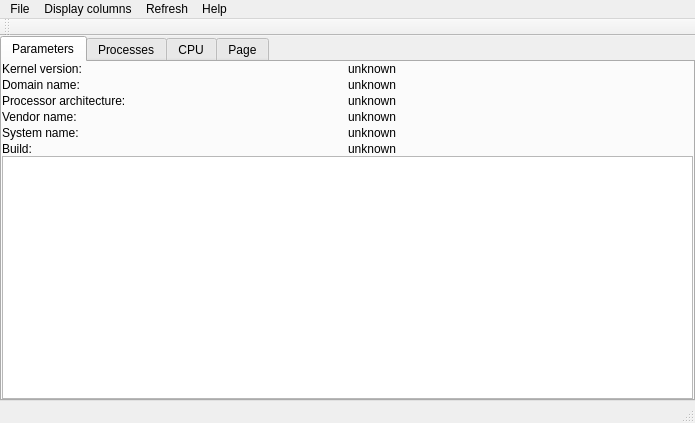
Before: the Qt Designer form KernelHacker/mainwindow.ui in benapetr/KernelHacker, drawn with Qt 5.
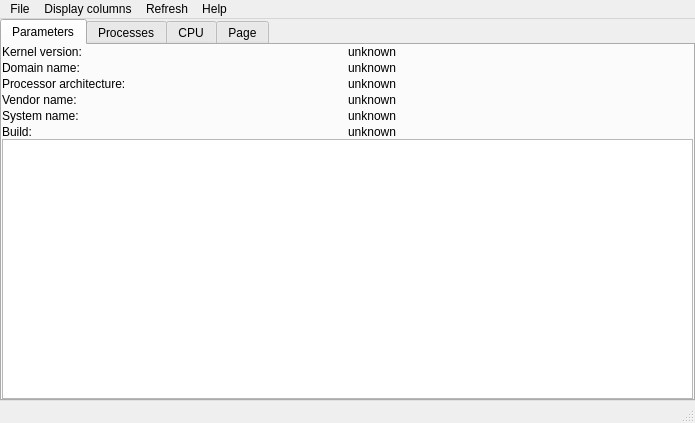
After: the same form once the commit is applied.

Commit message: removed tool

```diff
--- a/KernelHacker/mainwindow.ui
+++ b/KernelHacker/mainwindow.ui
@@ -303,14 +303,6 @@
    <addaction name="menuRefresh"/>
    <addaction name="menuHelp"/>
   </widget>
-  <widget class="QToolBar" name="mainToolBar">
-   <attribute name="toolBarArea">
-    <enum>TopToolBarArea</enum>
-   </attribute>
-   <attribute name="toolBarBreak">
-    <bool>false</bool>
-   </attribute>
-  </widget>
   <widget class="QStatusBar" name="statusBar"/>
   <action name="actionExit">
    <property name="text">
```
